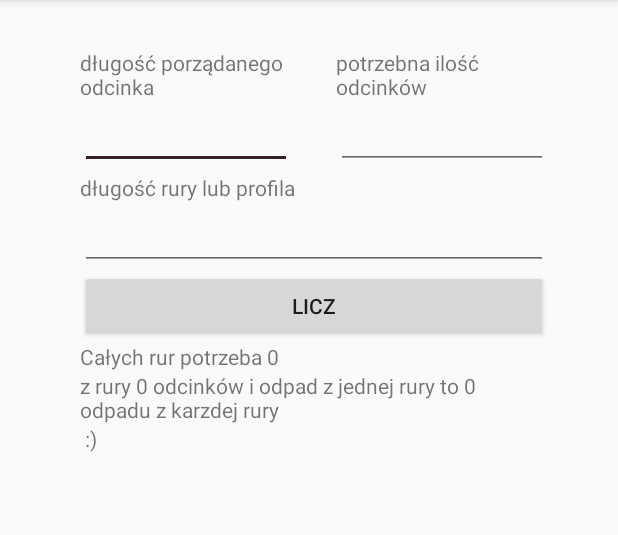
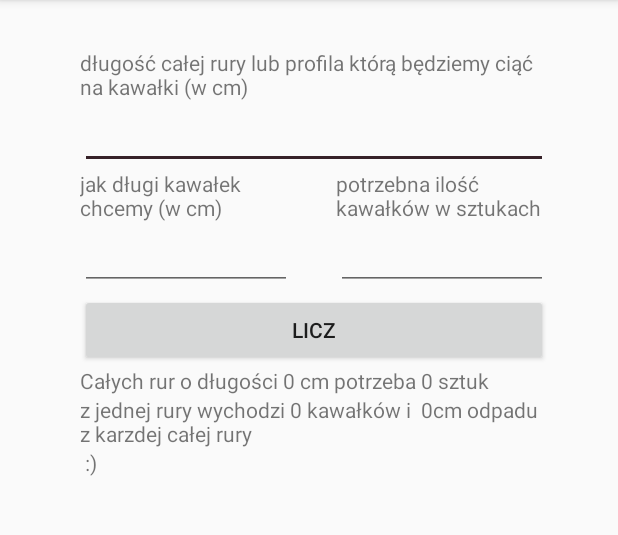
Before and after one commit to KrzysztofGiblewski/LiczRuryIProfile, an Android app: the screen it shows after launch (MainActivity), after a tap on "LICZ", on a phone screen of 412 x 824 dp, the part 84-619 px from its top. Run offline under Robolectric (Android 15) with nearby library versions, the phone set to English and light mode, and no system bars; 6 statements that could not run were skipped.

Commit message:
solidny refaktor w szacie graficznej

```diff
--- a/app/src/main/java/com_krzysztofgiblewski/github/myapplication/MainActivity.java
+++ b/app/src/main/java/com_krzysztofgiblewski/github/myapplication/MainActivity.java
@@ -16,10 +16,10 @@ public class MainActivity extends AppCompatActivity {
 
         Button button = (Button) findViewById(R.id.buttonLiczIleRury);
 
+
         button.setOnClickListener(new View.OnClickListener() {
             @Override
             public void onClick(View v) {
-
                 EditText DlugoscOdcinka = (EditText) findViewById(R.id.editTextDlugoscRury);
                 EditText DlugoscRury = (EditText) findViewById(R.id.editTextDlugoscCalejRury);
                 EditText IloscPotrzebna = (EditText) findViewById(R.id.editTextIleSztukTrzeba);
@@ -41,72 +41,25 @@ public class MainActivity extends AppCompatActivity {
                 int dlugoscOdpaduOstatniej = rury.dlugoscOdpaduOstatniej;// pozostała długość z ostatniej rury
 
                 if (dlugoscOdcinka <= dlugoscRury) { //zeby rura byla na pewno dluzsza od pozadanego odcinka
-                    textView4.setText("Całych rur potrzeba " + iloscCalychRur);
-                    textView5.setText("z rury " + iloscOdcinkowZCalejRury + " odcinków i odpad z jednej rury to "
-                            + dlugoscOdpaduZJednejRury + " odpadu z karzdej rury");
-                    if (dlugoscOdpaduOstatniej < dlugoscRury)
-                        textView6.setText("z ostatniej zostaje " + dlugoscOdpaduOstatniej);
-                    if ((potrzebnaIloscOdcinkow * dlugoscOdcinka) <= dlugoscRury)
+                    textView4.setText("Całych rur o długości " + dlugoscRury + " cm potrzeba " + iloscCalychRur + " sztuk");
+                    textView5.setText("z jednej rury wychodzi " + iloscOdcinkowZCalejRury + " kawałków i  "
+                            + dlugoscOdpaduZJednejRury + "cm odpadu z karzdej całej rury");
+                    if (dlugoscOdpaduOstatniej < dlugoscRury) {
+                        textView6.setText("z ostatniej napoczętej rury zostaje " + dlugoscOdpaduOstatniej + " cm");
+                    }
+                    if ((potrzebnaIloscOdcinkow * dlugoscOdcinka) <= dlugoscRury) {
                         textView6.setText(" :)");
+                    }
                 } else {
                     textView4.setText("Cała rura musi być wieksza");
                     textView5.setText("bo taki kawałek sie nie zmiesci");
                     textView6.setText(":)");
                 }
+
             }
+
         });
     }
 
 
-//    private void licz() {
-
-//        EditText DlugoscOdcinka = (EditText) findViewById(R.id.editTextDlugoscRury);
-//        EditText DlugoscRury = (EditText) findViewById(R.id.editTextDlugoscCalejRury);
-//        EditText IloscPotrzebna = (EditText) findViewById(R.id.editTextIleSztukTrzeba);
-//
-//        TextView textView4 = (TextView) findViewById(R.id.textView4);
-//        TextView textView5 = (TextView) findViewById(R.id.textView5);
-//        TextView textView6 = (TextView) findViewById(R.id.textView6);
-//
-//        int iloscOdcinkowZCalejRury;// ile wychodzi odcinków z całej rury
-//        int dlugoscOdpaduZJednejRury;// ile zostaje z rurki po odcieciu calych odcinków
-//        int iloscCalychRur = 0;// ile potrzeba całych rur
-//        int dlugoscOdpaduOstatniej = 0;// pozostała długość z ostatniej rury
-//
-//        int dlugoscOdcinka = Integer.valueOf(DlugoscOdcinka.getText().toString().trim());
-//        int dlugoscRury = Integer.valueOf(DlugoscRury.getText().toString().trim());
-//        int potrzebnaIloscOdcinkow = Integer.valueOf(IloscPotrzebna.getText().toString().trim());
-
-//        if (dlugoscOdcinka <= dlugoscRury) { //zeby rura byla na pewno dluzsza od pozadanego odcinka
-//
-//
-//            iloscOdcinkowZCalejRury = dlugoscRury / dlugoscOdcinka; //tyle odcinków otzrymam z całej rury
-//
-//            dlugoscOdpaduZJednejRury = dlugoscRury - (iloscOdcinkowZCalejRury * dlugoscOdcinka); //reszta z jednej rury
-//
-//            iloscCalychRur = potrzebnaIloscOdcinkow / iloscOdcinkowZCalejRury; //potrzebna ilosc rur
-//            if (potrzebnaIloscOdcinkow % iloscOdcinkowZCalejRury != 0) {
-//                iloscCalychRur++;
-//
-//                int temp3 = potrzebnaIloscOdcinkow % iloscOdcinkowZCalejRury;
-//                int temp4 = temp3 * dlugoscOdcinka;
-//
-//                dlugoscOdpaduOstatniej = dlugoscRury - temp4;
-//
-//            } else dlugoscOdpaduOstatniej = dlugoscOdpaduZJednejRury;
-
-
-//            textView4.setText("Całych rur potrzeba " + iloscCalychRur);
-//            textView5.setText("z rury " + iloscOdcinkowZCalejRury + " odcinków i odpad z jednej rury to "
-//                    + dlugoscOdpaduZJednejRury + " odpadu z karzdej rury");
-//            if (dlugoscOdpaduOstatniej < dlugoscRury)
-//                textView6.setText("z ostatniej zostaje " + dlugoscOdpaduOstatniej);
-//            if ((potrzebnaIloscOdcinkow * dlugoscOdcinka) <= dlugoscRury)
-//                textView6.setText(" :)");
-//        } else {
-//            textView4.setText("Cała rura musi być wieksza");
-//            textView5.setText("bo taki kawałek sie nie zmiesci");
-//            textView6.setText(":)");
-//        }
-//    }
 }
--- a/app/src/main/res/layout/activity_main.xml
+++ b/app/src/main/res/layout/activity_main.xml
@@ -18,6 +18,19 @@
         app:layout_constraintStart_toStartOf="parent"
         app:layout_constraintTop_toTopOf="parent">
 
+        <TextView
+            android:id="@+id/textView"
+            android:layout_width="match_parent"
+            android:layout_height="wrap_content"
+            android:text="długość całej rury lub profila którą będziemy ciąć na kawałki (w cm)" />
+
+        <EditText
+            android:id="@+id/editTextDlugoscCalejRury"
+            android:layout_width="match_parent"
+            android:layout_height="wrap_content"
+            android:ems="10"
+            android:inputType="number" />
+
         <LinearLayout
             android:layout_width="match_parent"
             android:layout_height="83dp"
@@ -32,7 +45,7 @@
                     android:id="@+id/textView2"
                     android:layout_width="match_parent"
                     android:layout_height="wrap_content"
-                    android:text="długość porządanego odcinka" />
+                    android:text="jak długi kawałek chcemy (w cm)" />
 
                 <EditText
                     android:id="@+id/editTextDlugoscRury"
@@ -58,7 +71,7 @@
                     android:id="@+id/textView3"
                     android:layout_width="match_parent"
                     android:layout_height="wrap_content"
-                    android:text="potrzebna ilość odcinków" />
+                    android:text="potrzebna ilość kawałków w sztukach" />
 
                 <EditText
                     android:id="@+id/editTextIleSztukTrzeba"
@@ -71,19 +84,6 @@
 
         </LinearLayout>
 
-        <TextView
-            android:id="@+id/textView"
-            android:layout_width="match_parent"
-            android:layout_height="wrap_content"
-            android:text="długość rury lub profila" />
-
-        <EditText
-            android:id="@+id/editTextDlugoscCalejRury"
-            android:layout_width="match_parent"
-            android:layout_height="wrap_content"
-            android:ems="10"
-            android:inputType="number" />
-
         <Button
             android:id="@+id/buttonLiczIleRury"
             android:layout_width="match_parent"
@@ -94,7 +94,7 @@
             android:id="@+id/textView4"
             android:layout_width="match_parent"
             android:layout_height="wrap_content"
-            android:text="Potrzebna ilość całych rur lub profili" />
+            android:text="Potrzebną ilość całych rur lub profili" />
 
         <TextView
             android:id="@+id/textView5"
@@ -106,7 +106,7 @@
             android:id="@+id/textView6"
             android:layout_width="match_parent"
             android:layout_height="wrap_content"
-            android:text="długość odpadu z ostatniej rury" />
+            android:text="długość odpadu z ostatniej rury tej napoczętej (jeśli nie cała zurzyta)" />
 
     </LinearLayout>
 </android.support.constraint.ConstraintLayout>
```
